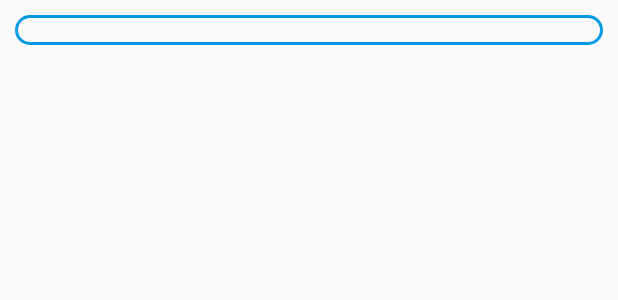
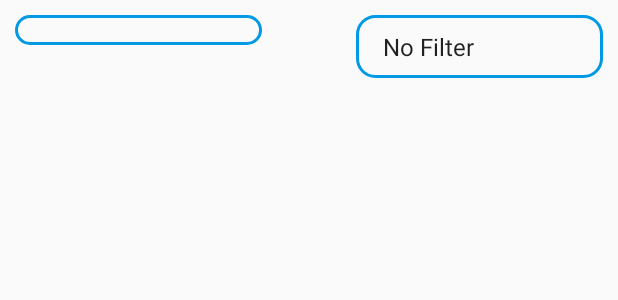
Before and after one commit to betonamu/MoneyManagement, an Android app: the layout activity_history.xml on its own in the app's theme, with its tools: preview values and no code run, on a phone screen of 412 x 824 dp. Shown: the top 300 px of the screen. Run offline under Robolectric (Android 15) with nearby library versions, the phone set to English and light mode, and no system bars.

Commit message:
add functionality Thu Tien

```diff
--- a/app/src/main/res/layout/activity_history.xml
+++ b/app/src/main/res/layout/activity_history.xml
@@ -8,15 +8,28 @@
         android:id="@+id/spinner_filter_category"
         android:layout_width="0dp"
         android:layout_height="wrap_content"
+        android:layout_marginStart="10dp"
+        android:layout_marginTop="10dp"
+        android:layout_marginEnd="10dp"
         android:background="@drawable/spinner_style"
         android:padding="10dp"
+        app:layout_constraintStart_toStartOf="parent"
+        app:layout_constraintTop_toTopOf="parent"
+        app:layout_constraintWidth_percent=".4"></Spinner>
+
+    <Spinner
+        android:id="@+id/spinner_filter_money"
+        android:layout_width="0dp"
+        android:layout_height="wrap_content"
+        android:layout_marginStart="10dp"
         android:layout_marginTop="10dp"
-        android:layout_marginStart="10dp"
         android:layout_marginEnd="10dp"
-        android:visibility="visible"
+        android:background="@drawable/spinner_style"
+        android:entries="@array/list_item_value_money"
+        android:padding="10dp"
         app:layout_constraintEnd_toEndOf="parent"
-        app:layout_constraintStart_toStartOf="parent"
-        app:layout_constraintTop_toTopOf="parent"></Spinner>
+        app:layout_constraintTop_toTopOf="parent"
+        app:layout_constraintWidth_percent=".4"></Spinner>
 
     <TextView
         android:id="@+id/tv_data_empty"
@@ -35,8 +48,8 @@
         android:id="@+id/list_item_history"
         android:layout_width="0dp"
         android:layout_height="wrap_content"
-        android:layout_marginTop="50dp"
+        android:layout_marginTop="20dp"
         app:layout_constraintEnd_toEndOf="parent"
         app:layout_constraintStart_toStartOf="parent"
-        app:layout_constraintTop_toTopOf="parent"></ListView>
+        app:layout_constraintTop_toBottomOf="@id/spinner_filter_category"></ListView>
 </androidx.constraintlayout.widget.ConstraintLayout>
--- a/app/src/main/res/values/strings.xml
+++ b/app/src/main/res/values/strings.xml
@@ -45,7 +45,7 @@
     <string name="change_password">Change Password</string>
     <string name="update_balance">Update Balance</string>
     <string name="enter_date">Enter date</string>
-    <string name="enter_description">Enter date</string>
+    <string name="enter_description">Enter description</string>
     <string name="enter_money">Enter Money</string>
     <string name="language">Language</string>
     <string name="no_filter">No Filter</string>
@@ -79,6 +79,10 @@
     <string name="item_setting">Setting</string>
     <string name="item_language_vietnamese">Vietnamese</string>
     <string name="item_language_english">English</string>
+    <string name="item_less_100">Less than 100K</string>
+    <string name="item_100_500">From 100 - 500K</string>
+    <string name="item_greater_500">Greater than 500K</string>
+
     //Cho vay
     <string name="loan">Loan</string>
     <string name="enter_loan_amount">Loan entry</string>
@@ -107,4 +111,11 @@
         <item>@string/item_language_english</item>
     </string-array>
 
+    <string-array name="list_item_value_money">
+        <item>@string/no_filter</item>
+        <item>@string/item_less_100</item>
+        <item>@string/item_100_500</item>
+        <item>@string/item_greater_500</item>
+    </string-array>
+
 </resources>
```
Also changed, not shown: app/src/main/java/com/example/doanjava/ui/add/AddFragment.java (+31 -10 lines), app/src/main/java/com/example/doanjava/ui/notifications/HistoryActivity.java (+75 -14 lines), app/src/main/res/drawable/collect_money.png (added), 1 other file.
